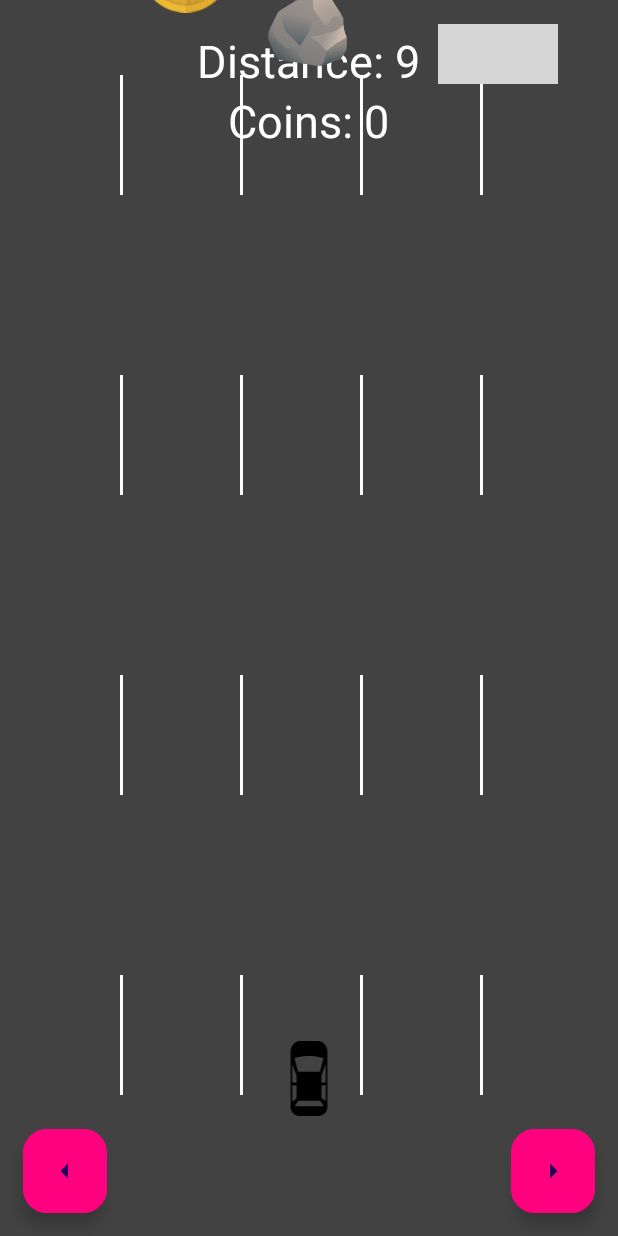
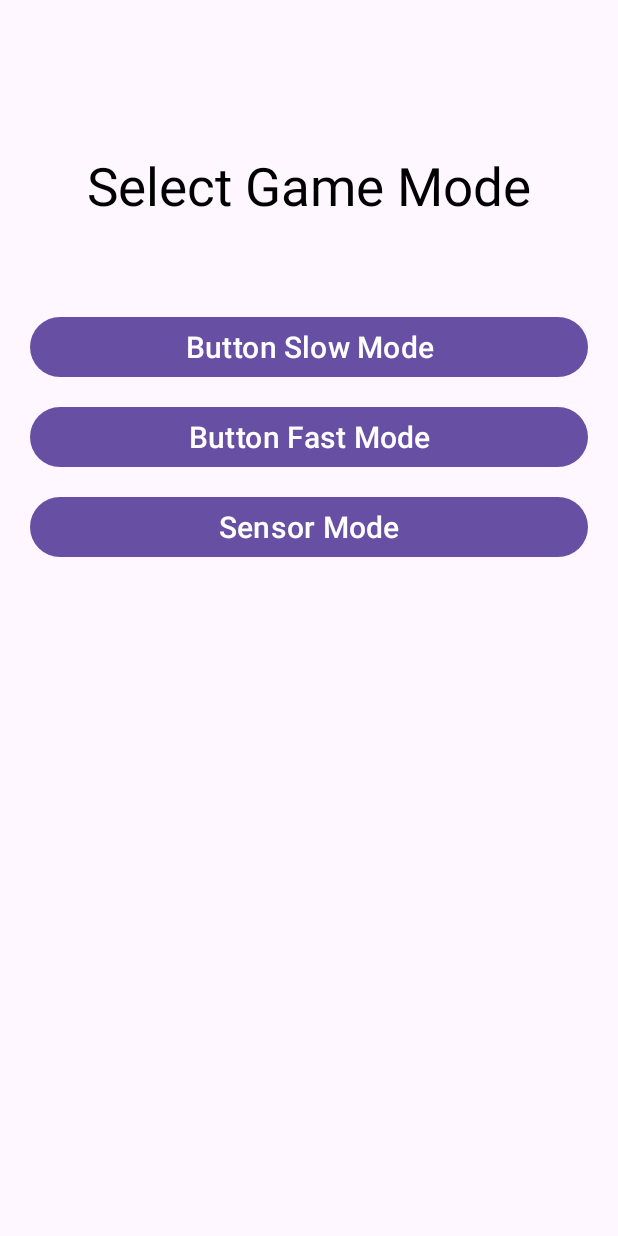
Before and after one commit to yazanateer/carSurvival, an Android app: the screen it shows after launch (MainActivity before the commit, MenuActivity after it), on a phone screen of 412 x 824 dp. Run offline under Robolectric (Android 15) with nearby library versions, the phone set to English and light mode, and no system bars; grey boxes are pictures that could not be loaded.

Commit message:
add the menu of three options

```diff
--- a/app/src/main/AndroidManifest.xml
+++ b/app/src/main/AndroidManifest.xml
@@ -15,10 +15,13 @@
         android:theme="@style/Theme.CarSurvival"
         tools:targetApi="31">
         <activity
+            android:name=".MainActivity"
+            android:exported="false" />
+        <activity
             android:name=".game_over"
             android:exported="false" />
         <activity
-            android:name=".MainActivity"
+            android:name=".MenuActivity"
             android:exported="true">
             <intent-filter>
                 <action android:name="android.intent.action.MAIN" />
--- /dev/null
+++ b/app/src/main/java/com/example/carsurvival/MenuActivity.kt
@@ -0,0 +1,49 @@
+package com.example.carsurvival
+
+import android.content.Intent
+import android.os.Bundle
+import android.widget.Button
+import androidx.activity.enableEdgeToEdge
+import androidx.appcompat.app.AppCompatActivity
+import androidx.core.view.ViewCompat
+import androidx.core.view.WindowInsetsCompat
+
+class MenuActivity : AppCompatActivity() {
+    override fun onCreate(savedInstanceState: Bundle?) {
+        super.onCreate(savedInstanceState)
+        setContentView(R.layout.activity_menu)
+
+        val fast_button = findViewById<Button>(R.id.button_fast)
+        val slow_button = findViewById<Button>(R.id.button_slow)
+        val sensor_mode = findViewById<Button>(R.id.sensor_mode)
+
+        fast_button.setOnClickListener {
+            val fast_button_intent = Intent(this, MainActivity::class.java)
+            fast_button_intent.putExtra("Mode", "fast")
+            startActivity(fast_button_intent)
+            finish()
+        }
+
+
+
+        slow_button.setOnClickListener {
+            val slow_button_intent = Intent(this, MainActivity::class.java)
+            slow_button_intent.putExtra("Mode", "slow")
+            startActivity(slow_button_intent)
+            finish()
+        }
+
+
+
+        sensor_mode.setOnClickListener {
+            val sensor_mode_intent = Intent(this, MainActivity::class.java)
+            sensor_mode_intent.putExtra("Mode", "sensor")
+            startActivity(sensor_mode_intent)
+            finish()
+        }
+
+
+
+
+    }
+}
--- a/app/src/main/java/com/example/carsurvival/game_over.kt
+++ b/app/src/main/java/com/example/carsurvival/game_over.kt
@@ -15,7 +15,7 @@ class game_over : AppCompatActivity() {
 
         val restart_button = findViewById<Button>(R.id.restart_button) //the button which restart the game
         restart_button.setOnClickListener{
-            val intent_gameOver = Intent(this, MainActivity::class.java)
+            val intent_gameOver = Intent(this, MenuActivity::class.java)
             startActivity(intent_gameOver) //to run the game again
             finish()
 
--- a/app/src/main/res/layout/activity_main.xml
+++ b/app/src/main/res/layout/activity_main.xml
@@ -179,6 +179,7 @@
         android:contentDescription="left"
         android:backgroundTint="@color/pink"
         app:icon="@drawable/baseline_arrow_left_24"
+        android:visibility="visible"
       />
 
     <com.google.android.material.floatingactionbutton.ExtendedFloatingActionButton
@@ -193,6 +194,7 @@
         android:contentDescription="right"
         android:backgroundTint="@color/pink"
         app:icon="@drawable/baseline_arrow_right_24"
+        android:visibility="visible"
          />
 
 <androidx.appcompat.widget.LinearLayoutCompat
--- /dev/null
+++ b/app/src/main/res/layout/activity_menu.xml
@@ -0,0 +1,58 @@
+<?xml version="1.0" encoding="utf-8"?>
+<RelativeLayout xmlns:android="http://schemas.android.com/apk/res/android"
+    xmlns:app="http://schemas.android.com/apk/res-auto"
+    xmlns:tools="http://schemas.android.com/tools"
+    android:id="@+id/main"
+    android:layout_width="match_parent"
+    android:layout_height="match_parent"
+    tools:context=".MenuActivity">
+
+    <TextView
+        android:id="@+id/select_mode"
+        android:layout_width="wrap_content"
+        android:layout_height="wrap_content"
+        android:textSize="35dp"
+        android:text="Select Game Mode"
+        android:textColor="@color/black"
+        android:layout_centerHorizontal="true"
+        android:layout_marginTop="100dp"/>
+
+    <Button
+        android:id="@+id/button_slow"
+        android:layout_width="match_parent"
+        android:layout_height="wrap_content"
+        android:text="Button Slow Mode"
+        android:textSize="20dp"
+        android:layout_below="@id/select_mode"
+        android:layout_marginTop="60dp"
+        android:layout_marginStart="20dp"
+        android:layout_marginEnd="20dp"
+        />
+
+    <Button
+        android:id="@+id/button_fast"
+        android:layout_width="match_parent"
+        android:layout_height="wrap_content"
+        android:text="Button Fast Mode"
+        android:textSize="20dp"
+        android:layout_below="@id/select_mode"
+        android:layout_marginTop="120dp"
+        android:layout_marginStart="20dp"
+        android:layout_marginEnd="20dp"
+        />
+
+    <Button
+        android:id="@+id/sensor_mode"
+        android:layout_width="match_parent"
+        android:layout_height="wrap_content"
+        android:text="Sensor Mode"
+        android:textSize="20dp"
+        android:layout_below="@id/select_mode"
+        android:layout_marginTop="180dp"
+        android:layout_marginStart="20dp"
+        android:layout_marginEnd="20dp"
+        />
+
+
+
+</RelativeLayout>
```
Also changed, not shown: app/src/main/java/com/example/carsurvival/MainActivity.kt (+66 -51 lines).
